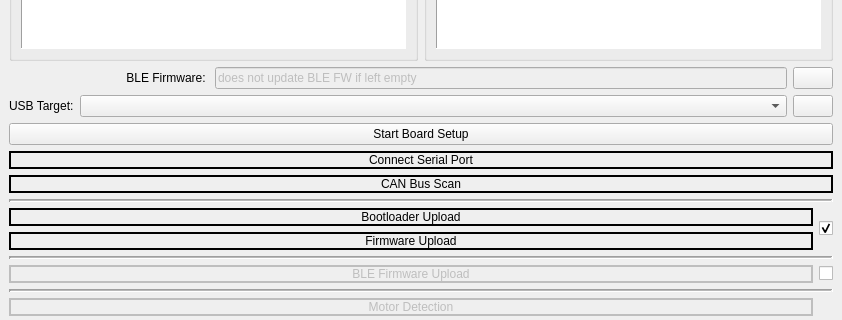
Above: boardsetupwindow.ui from vedderb/vesc_tool before the change; both pictures show x 0 to 842 and y 576 to 896 of the 842 by 1028 pixel window. Below: the same form after it.
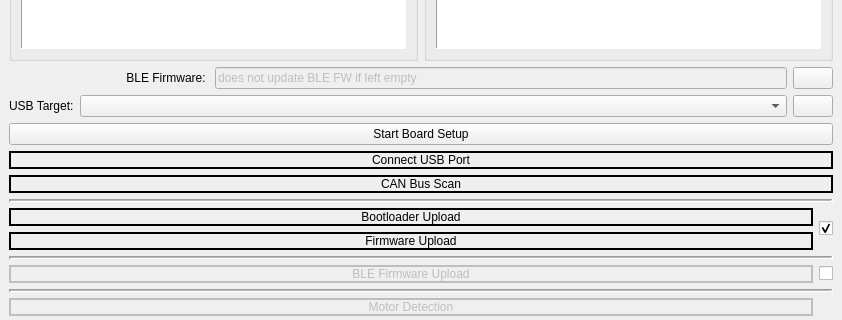
That is the form after the change. Icons and pictures are not drawn. Custom widgets are drawn as their Qt base class.

Diff of the .ui file:
```diff
--- a/boardsetupwindow.ui
+++ b/boardsetupwindow.ui
@@ -294,7 +294,7 @@
          <enum>QFrame::Plain</enum>
         </property>
         <property name="text">
-         <string>Connect Serial Port</string>
+         <string>Connect USB Port</string>
         </property>
         <property name="alignment">
          <set>Qt::AlignCenter</set>
```
